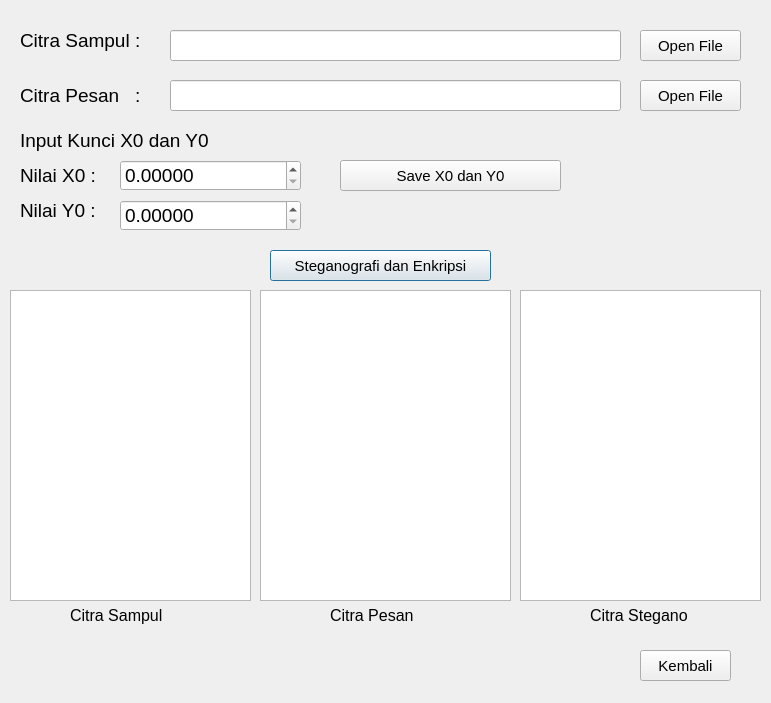
Old version of the form ui/InputSteganografiDanEnkripsi.ui in the repository distky/DCT-Permutation-Chaotic-Encryption.
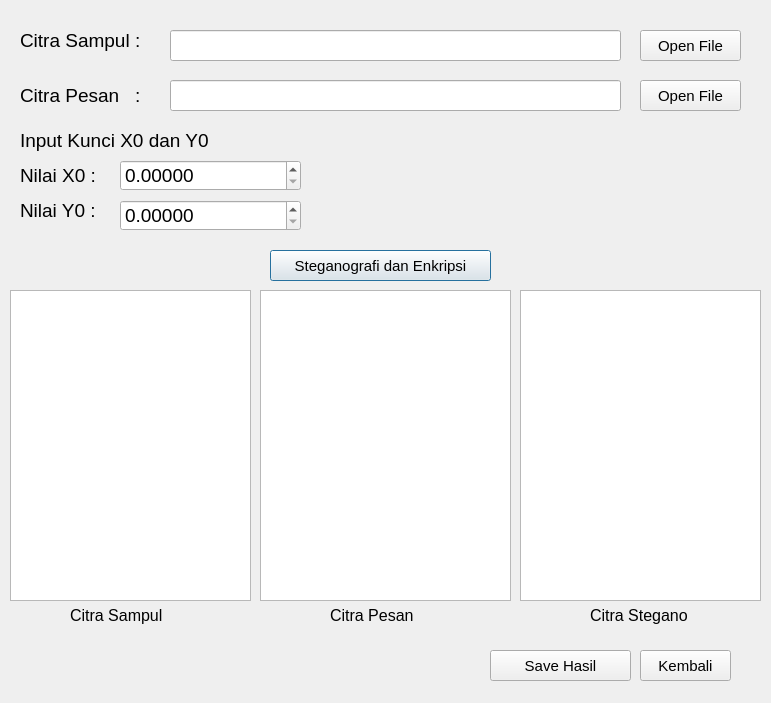
New version of the form.

Commit message: Penambahan button save

What changed in the file:
```diff
--- a/ui/InputSteganografiDanEnkripsi.ui
+++ b/ui/InputSteganografiDanEnkripsi.ui
@@ -330,9 +330,9 @@
   <widget class="QPushButton" name="btnsavex0y0">
    <property name="geometry">
     <rect>
-     <x>340</x>
-     <y>160</y>
-     <width>221</width>
+     <x>490</x>
+     <y>650</y>
+     <width>141</width>
      <height>31</height>
     </rect>
    </property>
@@ -342,7 +342,7 @@
     </font>
    </property>
    <property name="text">
-    <string>Save X0 dan Y0</string>
+    <string>Save Hasil</string>
    </property>
   </widget>
  </widget>
```
Left out of the diff: 2 changed lines with no effect on the pictures. The commit also changes 4 other files.
